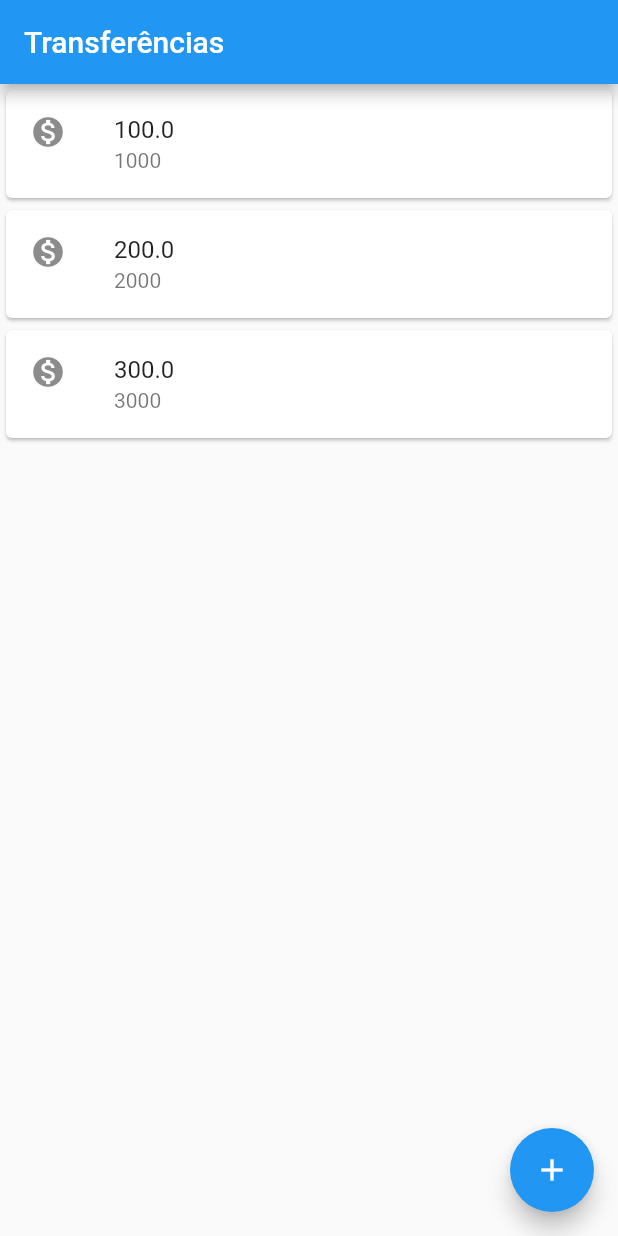
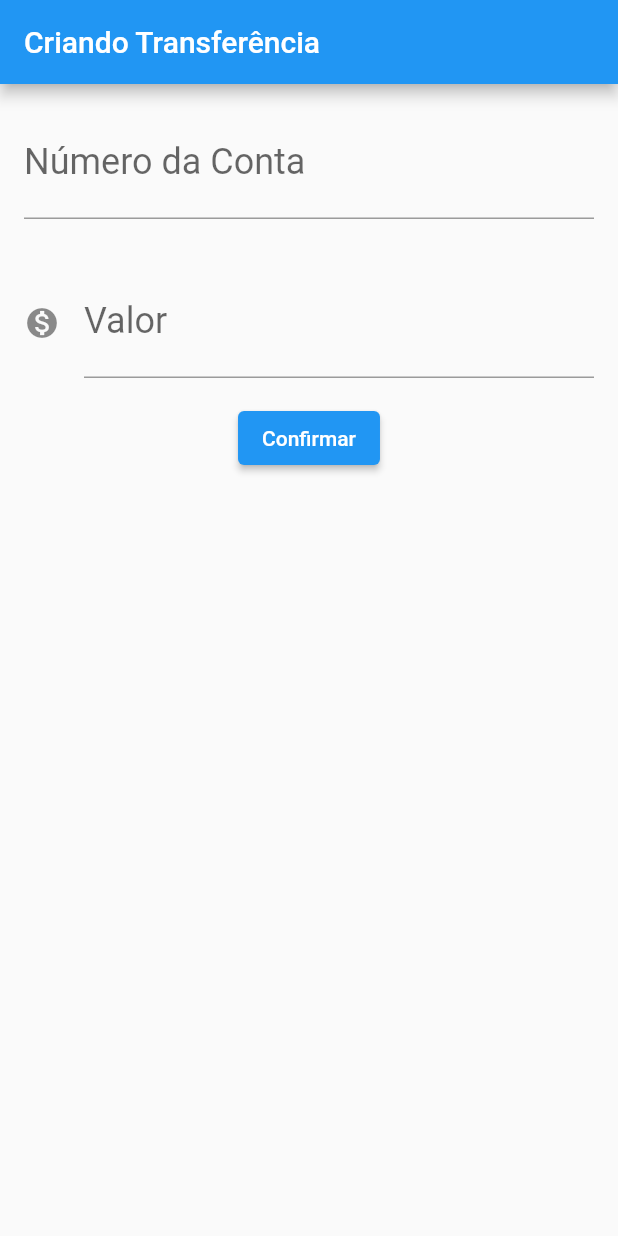
Before and after one commit to guilherme-cdl/flutter_aula01, a Flutter app: the screen it shows after launch, on a phone screen of 412 x 824 dp. Run offline on Flutter 3.47's test engine with Material 2 defaults, Android fonts, the phone set to English and light mode, and no system bars.

Commit message:
adição do layout da tela de criar transferência

```diff
--- a/lib/main.dart
+++ b/lib/main.dart
@@ -1,31 +1,85 @@
 import 'package:flutter/material.dart';
 
-void main() => runApp(MaterialApp(
+void main() => runApp(
+      TransferenciaAPP(),
+    );
+
+class TransferenciaAPP extends StatelessWidget {
+  @override
+  Widget build(BuildContext context) {
+    return MaterialApp(
       home: Scaffold(
-        appBar: AppBar(
-          title: const Text('Transferências'),
-        ),
-        body: ListaTransferencias(),
-        floatingActionButton: FloatingActionButton(
-          onPressed: () {
-            print('Pressionou o botão');
-          },
-          child: const Icon(Icons.add),
-        ),
+        body: FormularioTrnansferencia(),
       ),
-    ));
+    );
+  }
+}
+
+class FormularioTrnansferencia extends StatelessWidget {
+  @override
+  Widget build(BuildContext context) {
+    return Scaffold(
+      appBar: AppBar(
+        title: Text('Criando Transferência'),
+      ),
+      body: Column(
+        children: <Widget>[
+          const Padding(
+            padding: EdgeInsets.all(16.0),
+            child: TextField(
+              style: TextStyle(
+                fontSize: 24.0,
+              ),
+              decoration: InputDecoration(
+                  labelText: 'Número da Conta', hintText: '0000'),
+              keyboardType: TextInputType.number,
+            ),
+          ),
+          const Padding(
+            padding: EdgeInsets.all(16.0),
+            child: TextField(
+              style: TextStyle(
+                fontSize: 24.0,
+              ),
+              decoration: InputDecoration(
+                  icon: Icon(Icons.monetization_on),
+                  labelText: 'Valor',
+                  hintText: '0.00'),
+              keyboardType: TextInputType.number,
+            ),
+          ),
+          ElevatedButton(
+            onPressed: () => {},
+            child: Text('Confirmar'),
+          ),
+        ],
+      ),
+    );
+  }
+}
 
 class ListaTransferencias extends StatelessWidget {
   const ListaTransferencias({Key? key}) : super(key: key);
 
   @override
   Widget build(BuildContext context) {
-    return Column(
-      children: <Widget>[
-        ItemTransferencia(Transferencia(100.0, 1000)),
-        ItemTransferencia(Transferencia(200.0, 2000)),
-        ItemTransferencia(Transferencia(300.0, 3000)),
-      ],
+    return Scaffold(
+      appBar: AppBar(
+        title: const Text('Transferências'),
+      ),
+      body: Column(
+        children: <Widget>[
+          ItemTransferencia(Transferencia(100.0, 1000)),
+          ItemTransferencia(Transferencia(200.0, 2000)),
+          ItemTransferencia(Transferencia(300.0, 3000)),
+        ],
+      ),
+      floatingActionButton: FloatingActionButton(
+        onPressed: () {
+          print('Pressionou o botão');
+        },
+        child: const Icon(Icons.add),
+      ),
     );
   }
 }
```
